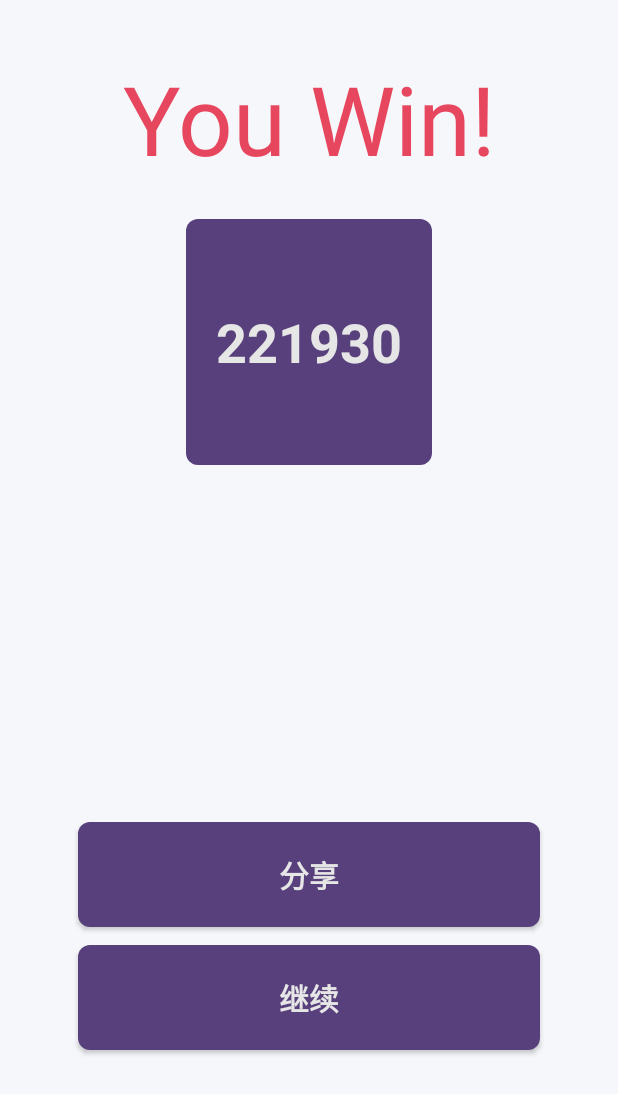
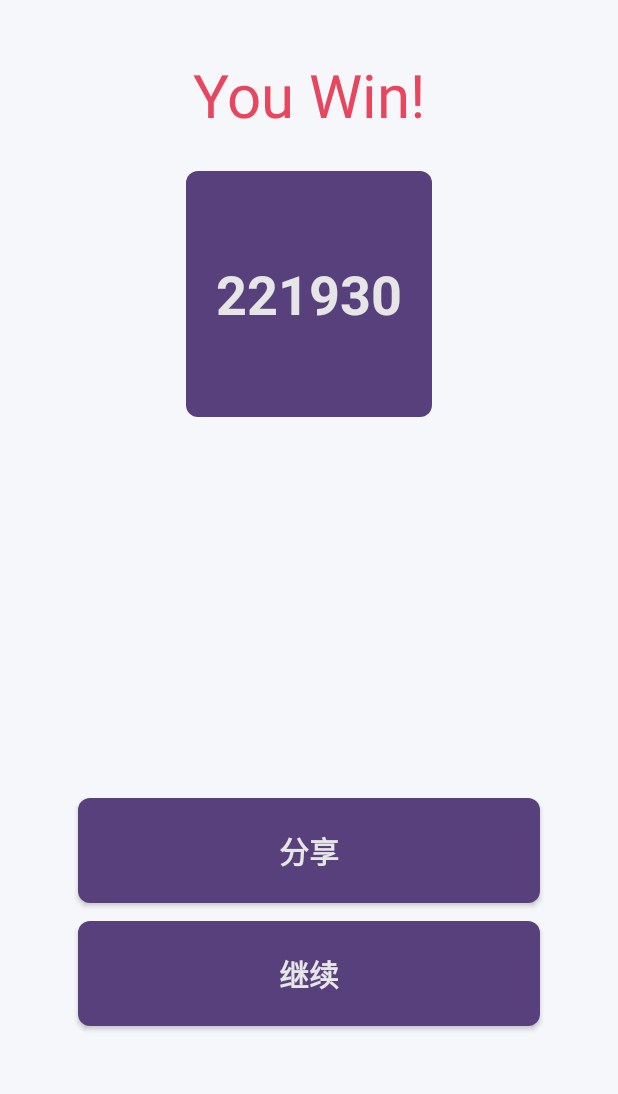
Before and after one commit to HouJie1006/2048, an Android app: the layout dialog_game_over.xml on its own in the app's theme, with its tools: preview values and no code run, on a phone screen of 412 x 824 dp. Shown: the top 1094 px of the screen. Run offline under Robolectric (Android 15) with nearby library versions, the phone set to English and light mode, and no system bars.

Commit message:
结束界面修改

```diff
--- a/app/src/main/AndroidManifest.xml
+++ b/app/src/main/AndroidManifest.xml
@@ -12,7 +12,7 @@
         android:roundIcon="@mipmap/ic_launcher_round"
         android:theme="@style/AppTheme"
         tools:ignore="GoogleAppIndexingWarning">
-        <activity android:name=".LoginActivity"></activity>
+        <activity android:name=".LoginActivity"/>
         <activity
             android:name=".SplashActivity"
             android:screenOrientation="portrait"
--- a/app/src/main/java/kylec/hj/g2048/GameActivity.java
+++ b/app/src/main/java/kylec/hj/g2048/GameActivity.java
@@ -256,6 +256,8 @@ public class GameActivity extends AppCompatActivity {
         filter.addAction(GameView.ACTION_RECORD_SCORE);
         filter.addAction(GameView.ACTION_WIN);
         filter.addAction(GameView.ACTION_LOSE);
+        filter.addAction("ACTION_WIN_IN");
+        filter.addAction("ACTION_LOSE_IN");
         registerReceiver(myReceiver, filter);
 
         // 重置按钮，重新开始游戏
@@ -556,7 +558,7 @@ public class GameActivity extends AppCompatActivity {
                 recordScore(score + historyScore);
                 // 游戏结束
             } else if (action.equals(GameView.ACTION_WIN)
-                    || action.equals(GameView.ACTION_LOSE)) {
+                    || action.equals(GameView.ACTION_LOSE)||action.equals("ACTION_LOSE_IN")||action.equals("ACTION_WIN_IN")) {
                 // 清除缓存
                 isNeedSave = false;
                 deleteCache(Config.getTableName());
--- a/app/src/main/res/layout-v21/dialog_game_over.xml
+++ b/app/src/main/res/layout-v21/dialog_game_over.xml
@@ -15,11 +15,11 @@
         android:layout_marginTop="36dp"
         android:fitsSystemWindows="true"
         android:textColor="@color/colorAccent"
-        android:textSize="64sp"
+        android:textSize="40sp"
         app:layout_constraintEnd_toEndOf="parent"
         app:layout_constraintStart_toStartOf="parent"
         app:layout_constraintTop_toTopOf="parent"
-        tools:text="You Win!" />
+        tools:text="You Win and Input!" />
 
     <TextView
         android:id="@+id/tv_final_score"
@@ -38,6 +38,24 @@
         app:layout_constraintTop_toBottomOf="@+id/tv_custom_title"
         tools:text="221930" />
 
+    <EditText
+        android:id="@+id/et_name"
+        android:layout_width="match_parent"
+        android:layout_height="wrap_content"
+        android:layout_marginTop="5dp"
+        android:background="@drawable/edit_select"
+        android:ems="10"
+        android:hint="@string/dialog_hint"
+        android:visibility="invisible"
+        android:singleLine="true"
+        android:textSize="25sp"
+        android:textColor="@color/black"
+        android:textColorHint="@color/grey"
+        app:layout_constraintEnd_toEndOf="parent"
+        app:layout_constraintStart_toStartOf="parent"
+        app:layout_constraintBottom_toBottomOf="parent"
+        app:layout_constraintTop_toTopOf="@id/tv_final_score"/>
+
     <com.google.android.material.button.MaterialButton
         android:id="@+id/tv_share"
         android:layout_width="0dp"
@@ -46,7 +64,6 @@
         android:layout_marginLeft="52dp"
         android:layout_marginTop="32dp"
         android:layout_marginRight="52dp"
-        android:elevation="8dp"
         android:gravity="center"
         android:paddingTop="20dp"
         android:paddingBottom="20dp"
@@ -55,10 +72,11 @@
         android:textColor="@color/colorWhite"
         android:textSize="20sp"
         android:textStyle="bold"
-        app:backgroundTint="@color/colorPrimary"
+        app:backgroundTint="@color/colorTheme"
         app:cornerRadius="8dp"
         app:layout_constraintEnd_toEndOf="parent"
         app:layout_constraintStart_toStartOf="parent"
+        app:layout_constraintBottom_toBottomOf="parent"
         app:layout_constraintTop_toBottomOf="@+id/tv_final_score"
         app:rippleColor="@android:color/white" />
 
@@ -69,7 +87,6 @@
         android:layout_marginLeft="52dp"
         android:layout_marginRight="52dp"
         android:layout_marginBottom="24dp"
-        android:elevation="8dp"
         android:gravity="center"
         android:paddingTop="20dp"
         android:paddingBottom="20dp"
@@ -78,9 +95,10 @@
         android:textColor="@color/colorWhite"
         android:textSize="20sp"
         android:textStyle="bold"
-        app:backgroundTint="@color/colorPrimary"
+        app:backgroundTint="@color/colorTheme"
         app:cornerRadius="8dp"
-        app:layout_constraintBottom_toBottomOf="parent"
+        app:layout_constraintTop_toBottomOf="@id/tv_share"
+
         app:layout_constraintEnd_toEndOf="parent"
         app:layout_constraintStart_toStartOf="parent"
         app:rippleColor="@android:color/white" />
--- a/app/src/main/res/layout/dialog_game_over.xml
+++ b/app/src/main/res/layout/dialog_game_over.xml
@@ -15,7 +15,7 @@
         android:layout_marginTop="36dp"
         android:fitsSystemWindows="true"
         android:textColor="@color/colorAccent"
-        android:textSize="64sp"
+        android:textSize="40sp"
         app:layout_constraintEnd_toEndOf="parent"
         app:layout_constraintStart_toStartOf="parent"
         app:layout_constraintTop_toTopOf="parent"
```
Also changed, not shown: app/src/main/java/kylec/hj/g2048/LoginActivity.java (+8 -0 lines), app/src/main/java/kylec/hj/g2048/view/GameView.java (+6 -2 lines).
